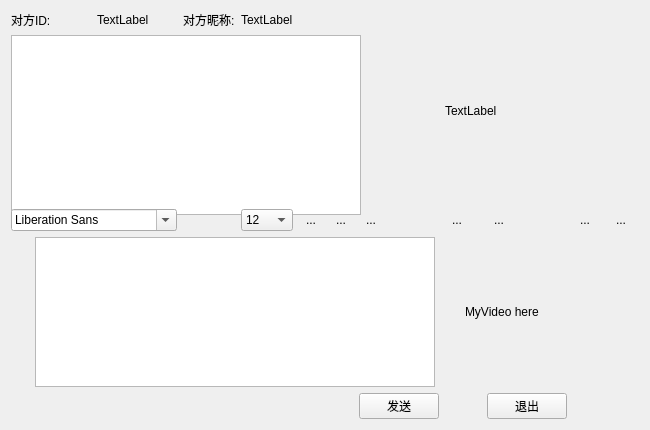
Psychim/Group5Pro, file Client/widget_p2p.ui: the form before one commit.
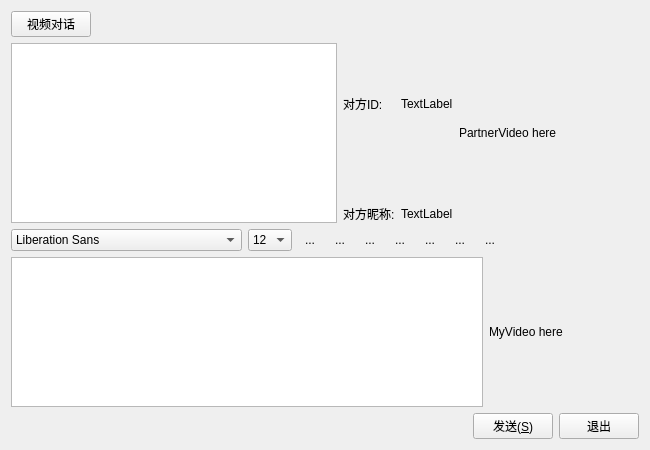
The form after the commit. Icons and pictures are not drawn. Custom widgets are drawn as their Qt base class.

Commit message: add VideoOpenbutton on widget_p2p UI

Diff of the .ui file:
```diff
--- a/Client/widget_p2p.ui
+++ b/Client/widget_p2p.ui
@@ -7,74 +7,195 @@
     <x>0</x>
     <y>0</y>
     <width>650</width>
-    <height>430</height>
+    <height>450</height>
    </rect>
   </property>
   <property name="minimumSize">
    <size>
     <width>650</width>
-    <height>430</height>
+    <height>450</height>
    </size>
   </property>
   <property name="maximumSize">
    <size>
     <width>650</width>
-    <height>430</height>
+    <height>450</height>
    </size>
   </property>
   <property name="windowTitle">
    <string>聊天窗口</string>
   </property>
   <layout class="QGridLayout" name="gridLayout">
-   <item row="0" column="0">
-    <widget class="QLabel" name="label">
-     <property name="text">
-      <string>对方ID:</string>
+   <item row="1" column="0">
+    <layout class="QHBoxLayout" name="horizontalLayout">
+     <item>
+      <widget class="QTextBrowser" name="messageBrowser">
+       <property name="sizePolicy">
+        <sizepolicy hsizetype="MinimumExpanding" vsizetype="Fixed">
+         <horstretch>0</horstretch>
+         <verstretch>0</verstretch>
+        </sizepolicy>
+       </property>
+       <property name="minimumSize">
+        <size>
+         <width>0</width>
+         <height>180</height>
+        </size>
+       </property>
+       <property name="maximumSize">
+        <size>
+         <width>16777215</width>
+         <height>180</height>
+        </size>
      </property>
     </widget>
    </item>
-   <item row="0" column="1">
+     <item>
+      <layout class="QFormLayout" name="formLayout">
+       <property name="fieldGrowthPolicy">
+        <enum>QFormLayout::AllNonFixedFieldsGrow</enum>
+       </property>
+       <item row="1" column="1">
     <widget class="QLabel" name="id">
      <property name="text">
       <string>TextLabel</string>
      </property>
     </widget>
    </item>
-   <item row="0" column="2">
+       <item row="2" column="0">
+        <spacer name="verticalSpacer">
+         <property name="orientation">
+          <enum>Qt::Vertical</enum>
+         </property>
+         <property name="sizeHint" stdset="0">
+          <size>
+           <width>20</width>
+           <height>80</height>
+          </size>
+         </property>
+        </spacer>
+       </item>
+       <item row="2" column="1">
+        <spacer name="verticalSpacer_2">
+         <property name="orientation">
+          <enum>Qt::Vertical</enum>
+         </property>
+         <property name="sizeHint" stdset="0">
+          <size>
+           <width>20</width>
+           <height>80</height>
+          </size>
+         </property>
+        </spacer>
+       </item>
+       <item row="3" column="0">
     <widget class="QLabel" name="label_2">
+         <property name="sizePolicy">
+          <sizepolicy hsizetype="Fixed" vsizetype="Preferred">
+           <horstretch>0</horstretch>
+           <verstretch>0</verstretch>
+          </sizepolicy>
+         </property>
      <property name="text">
       <string>对方昵称:</string>
      </property>
     </widget>
    </item>
-   <item row="0" column="3">
+       <item row="3" column="1">
     <widget class="QLabel" name="nickname">
      <property name="text">
       <string>TextLabel</string>
      </property>
     </widget>
    </item>
-   <item row="1" column="0" colspan="7">
-    <widget class="QTextBrowser" name="messageBrowser">
+       <item row="1" column="0">
+        <widget class="QLabel" name="label">
+         <property name="sizePolicy">
+          <sizepolicy hsizetype="Fixed" vsizetype="Preferred">
+           <horstretch>0</horstretch>
+           <verstretch>0</verstretch>
+          </sizepolicy>
+         </property>
+         <property name="text">
+          <string>对方ID:</string>
+         </property>
+        </widget>
+       </item>
+       <item row="0" column="0">
+        <spacer name="verticalSpacer_3">
+         <property name="orientation">
+          <enum>Qt::Vertical</enum>
+         </property>
+         <property name="sizeHint" stdset="0">
+          <size>
+           <width>20</width>
+           <height>40</height>
+          </size>
+         </property>
+        </spacer>
+       </item>
+       <item row="0" column="1">
+        <spacer name="verticalSpacer_4">
+         <property name="orientation">
+          <enum>Qt::Vertical</enum>
+         </property>
+         <property name="sizeHint" stdset="0">
+          <size>
+           <width>20</width>
+           <height>40</height>
+          </size>
+         </property>
+        </spacer>
+       </item>
+      </layout>
+     </item>
+     <item>
+      <widget class="VideoLabel" name="PartnerVideo">
      <property name="minimumSize">
       <size>
-       <width>350</width>
+         <width>180</width>
        <height>180</height>
       </size>
      </property>
      <property name="maximumSize">
       <size>
-       <width>350</width>
+         <width>180</width>
        <height>180</height>
       </size>
      </property>
-    </widget>
-   </item>
-   <item row="2" column="0" colspan="2">
-    <widget class="QFontComboBox" name="fontComboBox"/>
+       <property name="text">
+        <string>PartnerVideo here</string>
+       </property>
+      </widget>
+     </item>
+    </layout>
    </item>
-   <item row="2" column="3">
+   <item row="2" column="0">
+    <layout class="QHBoxLayout" name="horizontalLayout_2">
+     <item>
+      <widget class="QFontComboBox" name="fontComboBox">
+       <property name="enabled">
+        <bool>true</bool>
+       </property>
+       <property name="sizePolicy">
+        <sizepolicy hsizetype="Fixed" vsizetype="Fixed">
+         <horstretch>0</horstretch>
+         <verstretch>0</verstretch>
+        </sizepolicy>
+       </property>
+       <property name="editable">
+        <bool>false</bool>
+       </property>
+      </widget>
+     </item>
+     <item>
     <widget class="QComboBox" name="sizeComboBox">
+       <property name="sizePolicy">
+        <sizepolicy hsizetype="Fixed" vsizetype="Fixed">
+         <horstretch>0</horstretch>
+         <verstretch>0</verstretch>
+        </sizepolicy>
+       </property>
      <property name="currentIndex">
       <number>3</number>
      </property>
@@ -150,7 +271,7 @@
      </item>
     </widget>
    </item>
-   <item row="2" column="4">
+     <item>
     <widget class="QToolButton" name="boldToolBtn">
      <property name="toolTip">
       <string>加粗</string>
@@ -176,7 +297,7 @@
      </property>
     </widget>
    </item>
-   <item row="2" column="5">
+     <item>
     <widget class="QToolButton" name="italicToolBtn">
      <property name="toolTip">
       <string>倾斜</string>
@@ -202,7 +323,7 @@
      </property>
     </widget>
    </item>
-   <item row="2" column="6">
+     <item>
     <widget class="QToolButton" name="underlineToolBtn">
      <property name="toolTip">
       <string>下划线</string>
@@ -228,7 +349,7 @@
      </property>
     </widget>
    </item>
-   <item row="2" column="7">
+     <item>
     <widget class="QToolButton" name="colorToolBtn">
      <property name="toolTip">
       <string>更改字体颜色</string>
@@ -251,7 +372,7 @@
      </property>
     </widget>
    </item>
-   <item row="2" column="8">
+     <item>
     <widget class="QToolButton" name="sendToolBtn">
      <property name="toolTip">
       <string>传输文件</string>
@@ -274,7 +395,7 @@
      </property>
     </widget>
    </item>
-   <item row="2" column="9">
+     <item>
     <widget class="QToolButton" name="saveToolBtn">
      <property name="toolTip">
       <string>保存聊天记录</string>
@@ -297,7 +418,7 @@
      </property>
     </widget>
    </item>
-   <item row="2" column="10">
+     <item>
     <widget class="QToolButton" name="clearToolBtn">
      <property name="toolTip">
       <string>清空聊天记录</string>
@@ -320,20 +441,41 @@
      </property>
     </widget>
    </item>
-   <item row="3" column="0" rowspan="2" colspan="11">
-    <layout class="QHBoxLayout" name="horizontalLayout">
+     <item>
+      <spacer name="horizontalSpacer">
+       <property name="orientation">
+        <enum>Qt::Horizontal</enum>
+       </property>
+       <property name="sizeHint" stdset="0">
+        <size>
+         <width>40</width>
+         <height>20</height>
+        </size>
+       </property>
+      </spacer>
+     </item>
+    </layout>
+   </item>
+   <item row="3" column="0">
+    <layout class="QHBoxLayout" name="horizontalLayout_4">
      <item>
       <widget class="QTextEdit" name="messageTextEdit">
+       <property name="sizePolicy">
+        <sizepolicy hsizetype="MinimumExpanding" vsizetype="Fixed">
+         <horstretch>0</horstretch>
+         <verstretch>0</verstretch>
+        </sizepolicy>
+       </property>
        <property name="minimumSize">
         <size>
-         <width>400</width>
-         <height>0</height>
+         <width>0</width>
+         <height>150</height>
         </size>
        </property>
        <property name="maximumSize">
         <size>
-         <width>400</width>
-         <height>16777215</height>
+         <width>16777215</width>
+         <height>150</height>
         </size>
        </property>
        <property name="autoFormatting">
@@ -348,7 +490,7 @@
       </widget>
      </item>
      <item>
-      <widget class="QLabel" name="MyVideo">
+      <widget class="VideoLabel" name="MyVideo">
        <property name="sizePolicy">
         <sizepolicy hsizetype="Preferred" vsizetype="Preferred">
          <horstretch>0</horstretch>
@@ -374,42 +516,72 @@
      </item>
     </layout>
    </item>
-   <item row="0" column="7" rowspan="2" colspan="4">
-    <widget class="QLabel" name="label_3">
-     <property name="minimumSize">
-      <size>
-       <width>200</width>
-       <height>200</height>
-      </size>
-     </property>
-     <property name="maximumSize">
+   <item row="4" column="0">
+    <layout class="QHBoxLayout" name="horizontalLayout_3">
+     <item>
+      <spacer name="horizontalSpacer_2">
+       <property name="orientation">
+        <enum>Qt::Horizontal</enum>
+       </property>
+       <property name="sizeHint" stdset="0">
       <size>
-       <width>150</width>
-       <height>16777215</height>
-      </size>
+         <width>40</width>
+         <height>20</height>
+        </size>
+       </property>
+      </spacer>
+     </item>
+     <item>
+      <widget class="QPushButton" name="sendButton">
+       <property name="sizePolicy">
+        <sizepolicy hsizetype="Fixed" vsizetype="Fixed">
+         <horstretch>0</horstretch>
+         <verstretch>0</verstretch>
+        </sizepolicy>
      </property>
      <property name="text">
-      <string>TextLabel</string>
+        <string>发送(&amp;S)</string>
      </property>
     </widget>
    </item>
-   <item row="5" column="8">
+     <item>
     <widget class="QPushButton" name="exitButton">
+       <property name="sizePolicy">
+        <sizepolicy hsizetype="Fixed" vsizetype="Fixed">
+         <horstretch>0</horstretch>
+         <verstretch>0</verstretch>
+        </sizepolicy>
+       </property>
      <property name="text">
       <string>退出</string>
      </property>
     </widget>
    </item>
-   <item row="5" column="6">
-    <widget class="QPushButton" name="sendButton">
+    </layout>
+   </item>
+   <item row="0" column="0">
+    <widget class="QPushButton" name="OpenVideoButton">
+     <property name="sizePolicy">
+      <sizepolicy hsizetype="Fixed" vsizetype="Fixed">
+       <horstretch>0</horstretch>
+       <verstretch>0</verstretch>
+      </sizepolicy>
+     </property>
      <property name="text">
-      <string>发送</string>
+      <string>视频对话</string>
      </property>
     </widget>
    </item>
   </layout>
  </widget>
  <layoutdefault spacing="6" margin="11"/>
+ <customwidgets>
+  <customwidget>
+   <class>VideoLabel</class>
+   <extends>QLabel</extends>
+   <header>videolabel.h</header>
+  </customwidget>
+ </customwidgets>
  <resources>
   <include location="IconSources.qrc"/>
  </resources>
```
Left out of the diff: 23 changed lines with no effect on the pictures. Lines whose indentation alone changed are shown as unchanged. The commit also changes 24 other files.
